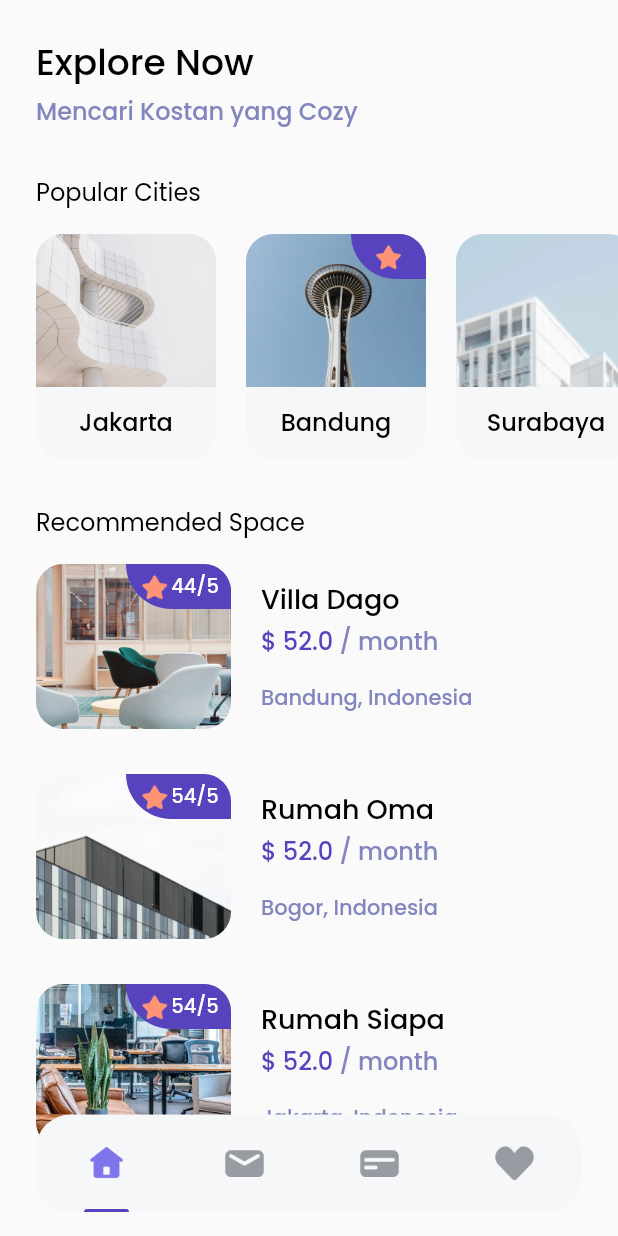
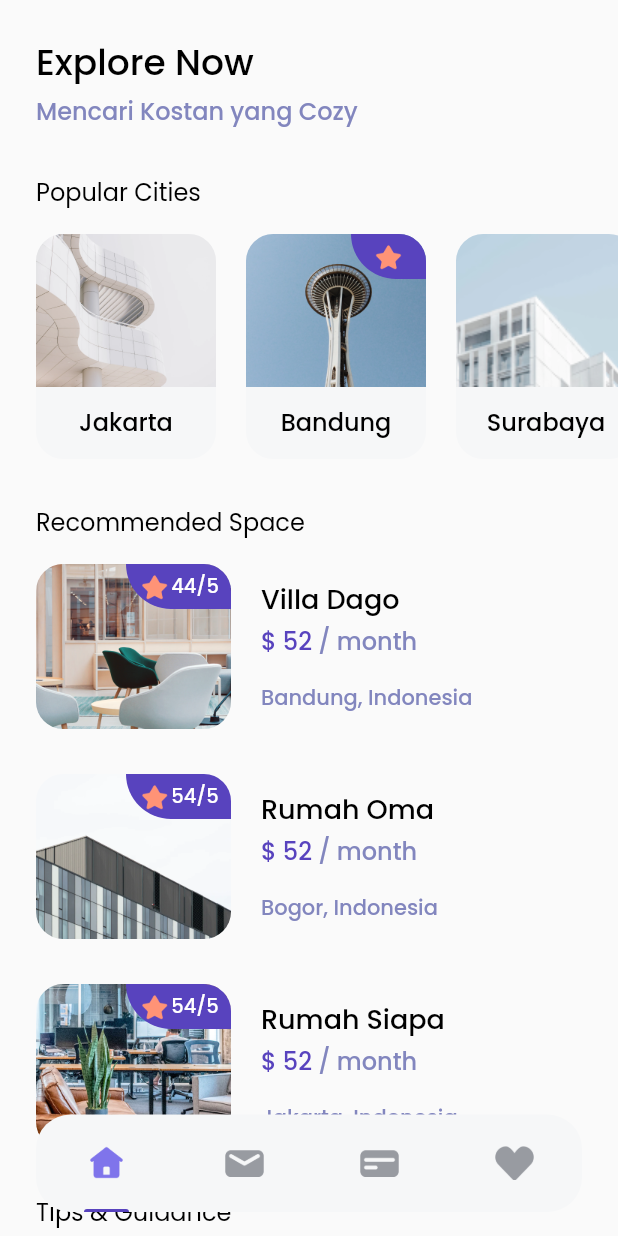
Before and after one commit to Alfahan/papikost, a Flutter app: the HomePage screen opened directly, on a phone screen of 412 x 824 dp. Run offline on Flutter 3.47's test engine with Material 2 defaults, Android fonts, the light colour scheme and no system bars; our stand-ins replace google_fonts.

Commit message:
Revisi UI

```diff
--- a/lib/models/space.dart
+++ b/lib/models/space.dart
@@ -2,7 +2,7 @@ class Space {
   int id;
   String name;
   String imageUrl;
-  double price;
+  int price;
   String city;
   String country;
   int rating;
--- a/lib/pages/home_page.dart
+++ b/lib/pages/home_page.dart
@@ -14,12 +14,9 @@ class HomePage extends StatelessWidget {
     return Scaffold(
       body: SafeArea(
         bottom: false,
-        child: Padding(
-          padding: EdgeInsets.symmetric(
-            vertical: edge,
-          ),
         child: ListView(
           children: [
+            SizedBox(height: edge),
             // NOTE: Title
             Padding(
               padding: EdgeInsets.only(left: edge),
@@ -194,10 +191,9 @@ class HomePage extends StatelessWidget {
               ),
             ),
             SizedBox(
-                height: 50,
+              height: 60 + edge,
             ),
           ],
-          ),
         ),
       ),
       floatingActionButton: Container(
```
Lines whose indentation alone changed are shown as unchanged.
